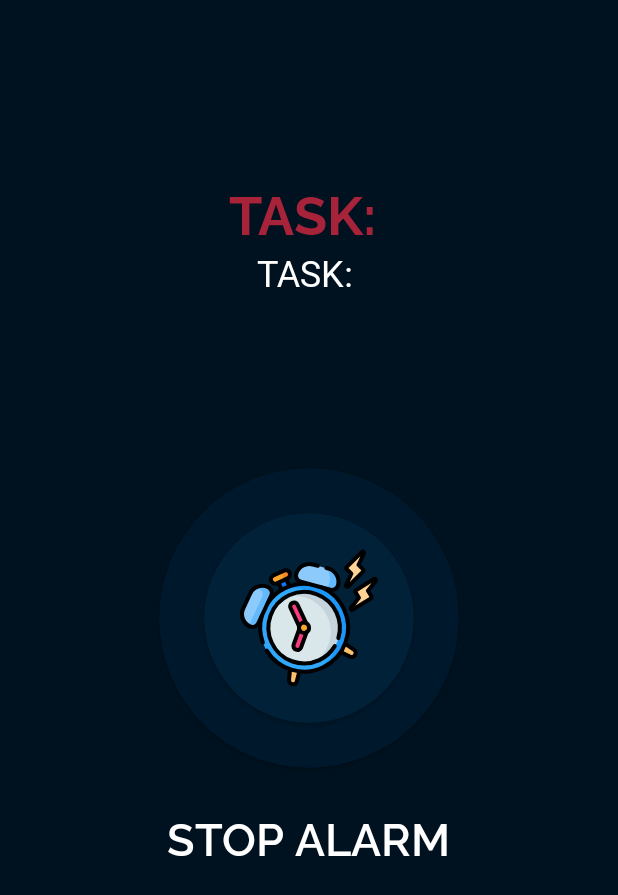
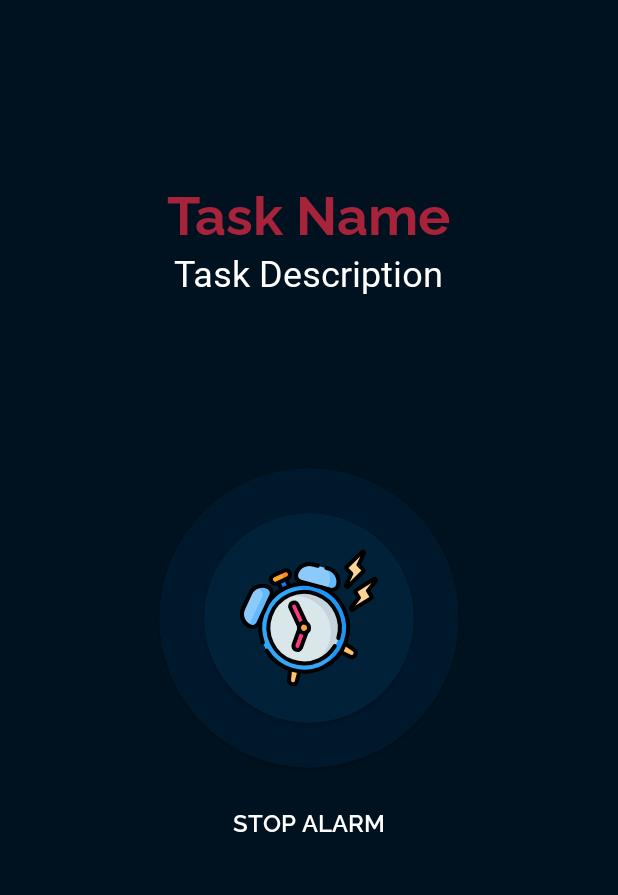
Before and after one commit to hamshad/Megha-Electronicals, an Android app: the StopAlarmActivity screen opened directly, with no data from a screen before it, on a phone screen of 412 x 824 dp. Shown: the top 895 px of the screen. Run offline under Robolectric (Android 15) with nearby library versions, the phone set to English and light mode, and no system bars; network calls fail; 1 statement that could not run was skipped.

Commit message:
feat: Start stop alarm screen on notification

```diff
--- a/app/build.gradle
+++ b/app/build.gradle
@@ -45,6 +45,7 @@ dependencies {
     implementation libs.glide
     implementation libs.core.splashscreen
     implementation libs.security.crypto
+    implementation libs.lifecycle.process
 
     implementation libs.appcompat
     implementation libs.material
--- a/app/src/main/AndroidManifest.xml
+++ b/app/src/main/AndroidManifest.xml
@@ -11,7 +11,6 @@
     <uses-permission android:name="android.permission.SCHEDULE_EXACT_ALARM" />
     <uses-permission android:name="android.permission.SYSTEM_ALERT_WINDOW"/>
     <uses-permission android:name="android.permission.RECEIVE_BOOT_COMPLETED"/>
-    <uses-permission android:name="android.permission.FOREGROUND_SERVICE" />
     <uses-permission android:name="android.permission.DISABLE_KEYGUARD" />
 
     <application
@@ -69,7 +68,7 @@
 
         <service
             android:name=".notification.NotificationService"
-            android:exported="true" >
+            android:exported="false">
             <intent-filter>
                 <action android:name="com.google.firebase.MESSAGING_EVENT" />
             </intent-filter>
@@ -82,6 +81,7 @@
                 <action android:name="android.intent.action.BOOT_COMPLETED" />
             </intent-filter>
         </receiver>
+
     </application>
 
 </manifest>
--- a/app/src/main/java/com/MeghaElectronicals/common/MySharedPreference.java
+++ b/app/src/main/java/com/MeghaElectronicals/common/MySharedPreference.java
@@ -7,14 +7,12 @@ import com.MeghaElectronicals.R;
 
 public class MySharedPreference {
 
-    private Context context;
     private final String appName;
     private final SharedPreferences pref;
     private final SharedPreferences.Editor edit;
 
     // Constructor
     public MySharedPreference(Context context) {
-        this.context = context;
         appName = context.getResources().getString(R.string.app_name);
         pref = context.getSharedPreferences(appName, Context.MODE_PRIVATE);
         edit = pref.edit();
@@ -49,4 +47,25 @@ public class MySharedPreference {
         edit.remove("Login");
         edit.apply();
     }
+
+    // Notification Data
+    public void saveNotificationData(String title, String body) {
+        edit.putString("NotificationTitle", title);
+        edit.putString("NotificationBody", body);
+        edit.apply();
+    }
+
+    public String fetchNotificationTitle() {
+        return pref.getString("NotificationTitle", "Task Name");
+    }
+
+    public String fetchNotificationBody() {
+        return pref.getString("NotificationBody", "Task Description");
+    }
+
+    public void deleteNotificationData() {
+        edit.remove("NotificationTitle");
+        edit.remove("NotificationBody");
+        edit.apply();
+    }
 }
--- a/app/src/main/java/com/MeghaElectronicals/views/StopAlarmActivity.java
+++ b/app/src/main/java/com/MeghaElectronicals/views/StopAlarmActivity.java
@@ -2,22 +2,19 @@ package com.MeghaElectronicals.views;
 
 import android.app.KeyguardManager;
 import android.content.Context;
-import android.media.MediaPlayer;
 import android.os.Bundle;
-import android.util.Log;
-import android.view.View;
 
 import androidx.appcompat.app.AppCompatActivity;
 
-import com.MeghaElectronicals.R;
+import com.MeghaElectronicals.alarm.MyMediaPlayer;
+import com.MeghaElectronicals.common.MySharedPreference;
 import com.MeghaElectronicals.databinding.ActivityStopAlarmBinding;
 
 public class StopAlarmActivity extends AppCompatActivity {
 
-
     private static final String TAG = "StopAlarmActivity";
     ActivityStopAlarmBinding ui;
-    MediaPlayer player = null;
+    MySharedPreference pref;
 
     @Override
     protected void onCreate(Bundle savedInstanceState) {
@@ -25,28 +22,18 @@ public class StopAlarmActivity extends AppCompatActivity {
         ui = ActivityStopAlarmBinding.inflate(getLayoutInflater());
         setContentView(ui.getRoot());
 
-        Log.d(TAG, "onCreate");
+        pref = new MySharedPreference(this);
+        String task = pref.fetchNotificationTitle();
+        String desc = pref.fetchNotificationBody();
 
         setShowWhenLocked(true);
         setTurnScreenOn(true);
         KeyguardManager keyguardManager = (KeyguardManager) getSystemService(Context.KEYGUARD_SERVICE);
         keyguardManager.requestDismissKeyguard(this, null);
 
-        player = MediaPlayer.create(this, R.raw.alarm_clock_old);
+        ui.taskStopAlarm.setText(task);
+        ui.descStopAlarm.setText(desc);
 
-        player.setVolume(1.0f, 1.0f);
-        player.setLooping(true);
-        player.start();
-
-        ui.stopAlarmBtn.setOnClickListener(new View.OnClickListener() {
-            @Override
-            public void onClick(View v) {
-                if (player != null) {
-                    player.stop();
-                    player.release();
-                    player = null;
-                }
-            }
-        });
+        ui.stopAlarmBtn.setOnClickListener(v -> MyMediaPlayer.stopPlayer(getApplicationContext()));
     }
 }
--- a/app/src/main/res/layout/activity_stop_alarm.xml
+++ b/app/src/main/res/layout/activity_stop_alarm.xml
@@ -8,14 +8,14 @@
     tools:context=".views.StopAlarmActivity">
 
     <TextView
-        android:id="@+id/textView3"
+        android:id="@+id/taskStopAlarm"
         android:layout_width="wrap_content"
         android:layout_height="wrap_content"
         android:fontFamily="@font/raleway_bold"
         android:text="TASK: "
         android:textColor="@color/primary"
         android:textSize="36sp"
-        app:layout_constraintBottom_toTopOf="@+id/taskStopAlarm"
+        app:layout_constraintBottom_toTopOf="@+id/descStopAlarm"
         app:layout_constraintEnd_toEndOf="parent"
         app:layout_constraintHorizontal_bias="0.5"
         app:layout_constraintStart_toStartOf="parent"
@@ -23,7 +23,7 @@
         app:layout_constraintVertical_chainStyle="packed" />
 
     <TextView
-        android:id="@+id/taskStopAlarm"
+        android:id="@+id/descStopAlarm"
         android:layout_width="wrap_content"
         android:layout_height="wrap_content"
         android:fontFamily="@font/raleway_medium"
@@ -34,7 +34,7 @@
         app:layout_constraintEnd_toEndOf="parent"
         app:layout_constraintHorizontal_bias="0.5"
         app:layout_constraintStart_toStartOf="parent"
-        app:layout_constraintTop_toBottomOf="@+id/textView3" />
+        app:layout_constraintTop_toBottomOf="@+id/taskStopAlarm" />
 
     <androidx.cardview.widget.CardView
         android:id="@+id/cardView2"
@@ -76,7 +76,7 @@
         android:fontFamily="@font/raleway_semibold"
         android:text="Stop Alarm"
         android:textColor="@color/white"
-        android:textSize="30sp"
+        android:textSize="16sp"
         android:textAllCaps="true"
         app:layout_constraintEnd_toEndOf="@+id/cardView2"
         app:layout_constraintStart_toStartOf="@+id/cardView2"
--- a/gradle/libs.versions.toml
+++ b/gradle/libs.versions.toml
@@ -6,6 +6,7 @@ junit = "4.13.2"
 junitVersion = "1.1.5"
 espressoCore = "3.5.1"
 appcompat = "1.7.0"
+lifecycleProcess = "2.8.1"
 lottie = "6.4.1"
 material = "1.12.0"
 activity = "1.9.0"
@@ -29,6 +30,7 @@ junit = { group = "junit", name = "junit", version.ref = "junit" }
 ext-junit = { group = "androidx.test.ext", name = "junit", version.ref = "junitVersion" }
 espresso-core = { group = "androidx.test.espresso", name = "espresso-core", version.ref = "espressoCore" }
 appcompat = { group = "androidx.appcompat", name = "appcompat", version.ref = "appcompat" }
+lifecycle-process = { module = "androidx.lifecycle:lifecycle-process", version.ref = "lifecycleProcess" }
 lottie = { module = "com.airbnb.android:lottie", version.ref = "lottie" }
 material = { group = "com.google.android.material", name = "material", version.ref = "material" }
 activity = { group = "androidx.activity", name = "activity", version.ref = "activity" }
```
Also changed, not shown: app/src/main/java/com/MeghaElectronicals/alarm/AlarmReceiver.java (+0 -24 lines), app/src/main/java/com/MeghaElectronicals/alarm/AlarmService.java (deleted, +0 -119 lines), app/src/main/java/com/MeghaElectronicals/alarm/MyMediaPlayer.java (added, +47 -0 lines), app/src/main/java/com/MeghaElectronicals/common/MyFunctions.java (+8 -0 lines), app/src/main/java/com/MeghaElectronicals/notification/NotificationService.java (+32 -19 lines), app/src/main/java/com/MeghaElectronicals/notification/NotificationWorker.java (+26 -0 lines), app/src/main/java/com/MeghaElectronicals/views/LoginActivity.java (+6 -5 lines), app/src/main/java/com/MeghaElectronicals/views/MainActivity.java (+4 -19 lines), app/src/main/res/layout/floating_view.xml (deleted, +0 -16 lines).
